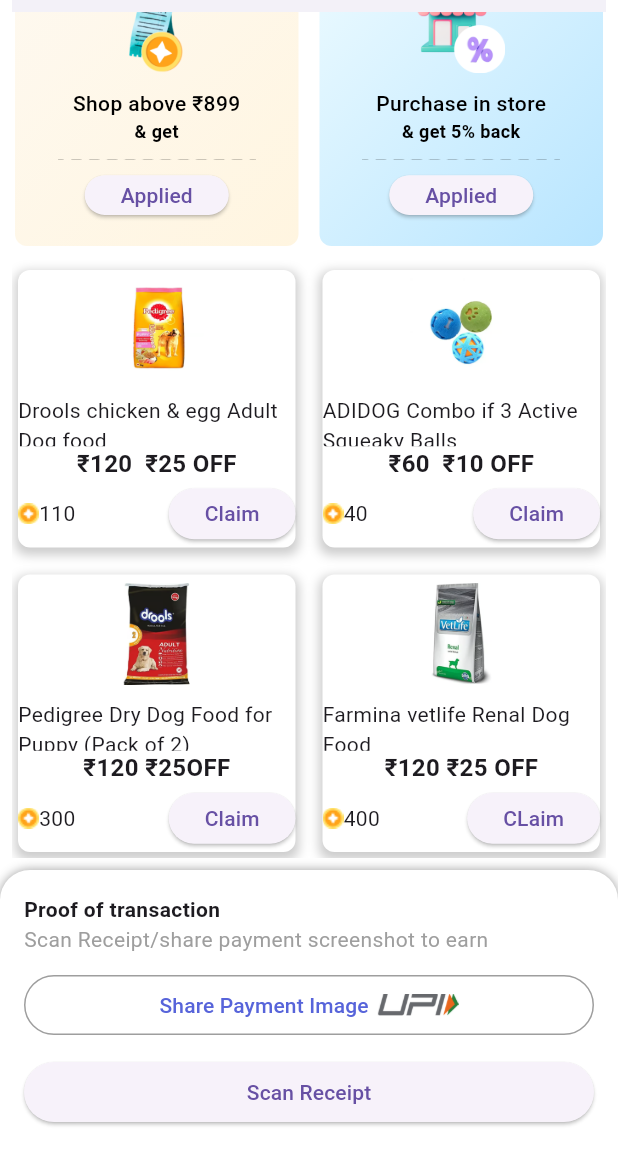
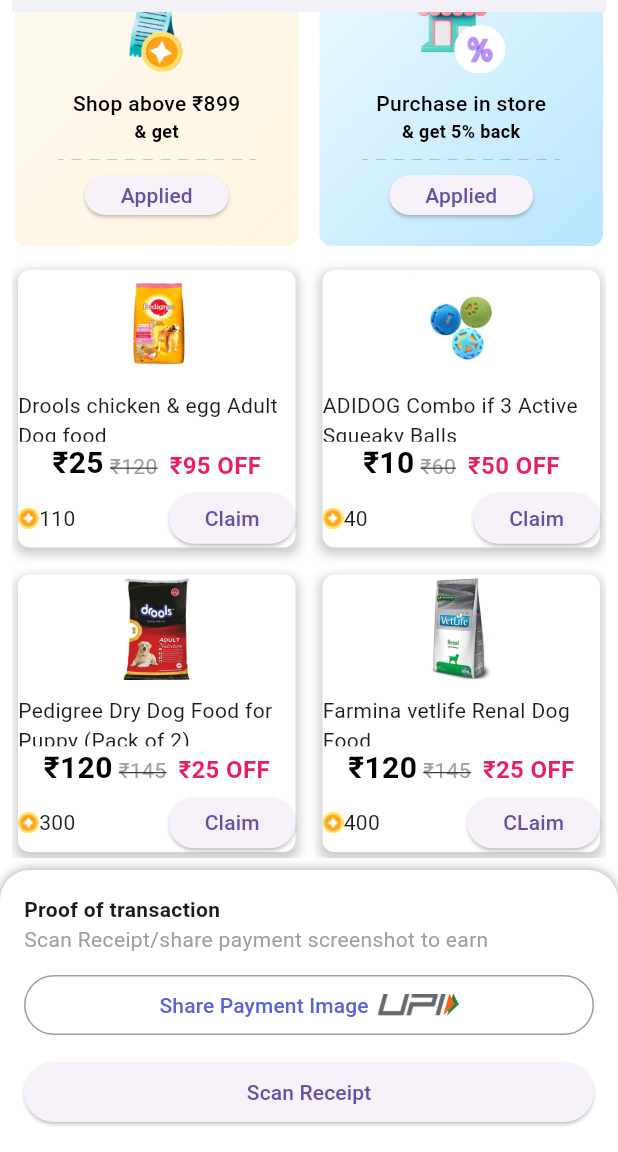
Before and after one commit to ayushxx01/recipto, a Flutter app: the screen it shows after launch, scrolled down 300 dp, on a phone screen of 412 x 824 dp, the part 84-1236 px from its top. Run offline on Flutter 3.47's test engine with Material 3 defaults, Android fonts, the phone set to English and light mode, and no system bars.

Commit message:
changes in Product Grid (Price Column)

```diff
--- /dev/null
+++ b/recipto/lib/home/components/price.dart
@@ -0,0 +1,89 @@
+import 'package:flutter/material.dart';
+
+class PriceDisplay extends StatelessWidget {
+  final double originalPrice;
+  final double discountedPrice;
+  final double? discountAmount; // Optional discount amount
+
+  const PriceDisplay({
+    super.key,
+    required this.originalPrice,
+    required this.discountedPrice,
+    this.discountAmount,
+  });
+
+  @override
+  Widget build(BuildContext context) {
+    final discount = discountAmount ??
+        originalPrice - discountedPrice; // Calculate discount if not provided.
+
+    return Row(
+      mainAxisSize:
+          MainAxisSize.min, // Important: Make Row take only necessary space
+      crossAxisAlignment: CrossAxisAlignment.baseline,
+      textBaseline: TextBaseline.alphabetic,
+      children: [
+        Text(
+          '₹${discountedPrice.toStringAsFixed(0)}', // Format discounted price
+          style: const TextStyle(
+            fontSize: 20,
+            fontWeight: FontWeight.bold,
+            color: Colors.black,
+          ),
+        ),
+        const SizedBox(width: 4), // Small space
+        Text(
+          '₹${originalPrice.toStringAsFixed(0)}', // Format original price
+          style: const TextStyle(
+            fontSize: 14,
+            color: Colors.grey,
+            decoration: TextDecoration.lineThrough,
+          ),
+        ),
+        const SizedBox(width: 8), // Slightly larger space
+        Text(
+          '₹${discount.toStringAsFixed(0)} OFF', // Format discount
+          style: const TextStyle(
+            fontSize: 16,
+            fontWeight: FontWeight.bold,
+            color: Colors.pink, // Or any color you want
+          ),
+        ),
+      ],
+    );
+  }
+}
+
+// Example usage:
+class ExampleWidget extends StatelessWidget {
+  const ExampleWidget({super.key});
+
+  @override
+  Widget build(BuildContext context) {
+    return Scaffold(
+      appBar: AppBar(title: const Text('Price Display Example')),
+      body: Center(
+        child: Column(
+          mainAxisAlignment: MainAxisAlignment.center,
+          children: [
+            const PriceDisplay(
+              originalPrice: 145,
+              discountedPrice: 120,
+            ),
+            const SizedBox(height: 20), //spacing
+            const PriceDisplay(
+              originalPrice: 200,
+              discountedPrice: 150,
+              discountAmount: 50, // Providing discount amount directly
+            ),
+            const SizedBox(height: 20), //spacing
+            PriceDisplay(
+              originalPrice: 99.99, // using double values
+              discountedPrice: 79.99,
+            ),
+          ],
+        ),
+      ),
+    );
+  }
+}
--- a/recipto/lib/home/pages/home_page.dart
+++ b/recipto/lib/home/pages/home_page.dart
@@ -62,6 +62,8 @@ class _HomePageState extends State<HomePage> {
       title2: '₹120  ₹25 OFF',
       button: 'Claim',
       coins: '110 ',
+      originalPrice: 120,
+      discountedPrice: 25,
     ),
     ProductData(
       imagePath: 'assets/images/product_squeaky_balls.png',
@@ -71,6 +73,8 @@ class _HomePageState extends State<HomePage> {
       title2: '₹60  ₹10 OFF',
       button: 'Claim',
       coins: '40 ',
+      originalPrice: 60,
+      discountedPrice: 10,
     ),
     ProductData(
       imagePath: 'assets/images/product_drools.png',
@@ -80,6 +84,8 @@ class _HomePageState extends State<HomePage> {
       title2: '₹120 ₹25OFF',
       button: 'Claim',
       coins: '300 ',
+      originalPrice: 145,
+      discountedPrice: 120,
     ),
     ProductData(
       imagePath: 'assets/images/product_farmina_dog_food.png',
@@ -89,6 +95,8 @@ class _HomePageState extends State<HomePage> {
       title2: '₹120 ₹25 OFF',
       button: 'CLaim',
       coins: '400 ',
+      originalPrice: 145,
+      discountedPrice: 120,
     ),
   ];
 
@@ -210,6 +218,10 @@ class _HomePageState extends State<HomePage> {
                       title2: productDataList[productIndex].title2,
                       button: productDataList[productIndex].button,
                       coins: productDataList[productIndex].coins,
+                      originalPrice:
+                          productDataList[productIndex].originalPrice,
+                      discountedPrice:
+                          productDataList[productIndex].discountedPrice,
                     );
                   } else {
                     return const SizedBox
@@ -248,6 +260,8 @@ class CouponData {
 }
 
 class ProductData {
+  final double originalPrice;
+  final double discountedPrice;
   final String imagePath;
   final double imageHeight;
   final double imageWidth;
@@ -257,6 +271,8 @@ class ProductData {
   final String button;
 
   ProductData({
+    required this.originalPrice,
+    required this.discountedPrice,
     required this.imagePath,
     required this.imageHeight,
     required this.imageWidth,
--- a/recipto/lib/widgets/product_card.dart
+++ b/recipto/lib/widgets/product_card.dart
@@ -1,7 +1,10 @@
 import 'package:flutter/material.dart';
+import 'package:recipto/home/components/price.dart';
 import 'package:recipto/widgets/my_button.dart';
 
 class ProductCard extends StatelessWidget {
+  final double originalPrice;
+  final double discountedPrice;
   final String imagePath;
   final double imageHeight;
   final double imageWidth;
@@ -12,6 +15,8 @@ class ProductCard extends StatelessWidget {
 
   const ProductCard({
     super.key,
+    required this.originalPrice,
+    required this.discountedPrice,
     required this.imagePath,
     required this.imageHeight,
     required this.imageWidth,
@@ -65,16 +70,10 @@ class ProductCard extends StatelessWidget {
               ),
             ),
             Flexible(
-              flex: 1,
-              child: Text(
-                title2,
-                style: const TextStyle(
-                  fontSize: 16,
-                  fontWeight: FontWeight.bold,
-                ),
-                textAlign: TextAlign.start,
-              ),
-            ),
+                flex: 1,
+                child: PriceDisplay(
+                    originalPrice: originalPrice,
+                    discountedPrice: discountedPrice)),
             const SizedBox(height: 5),
             Flexible(
               flex: 1,
```
